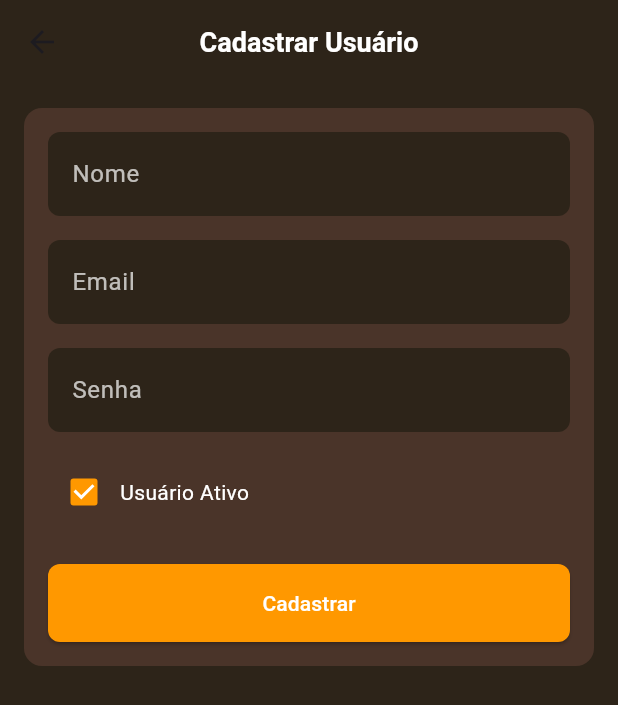
After one commit to andersonf007/PedeAi-ERP, a Flutter app: the ListUsuarioPage screen opened by its route, after a tap on the "add" icon, on a phone screen of 412 x 824 dp. The commit adds this screen. Shown: the top 705 px of the screen. Run offline on Flutter 3.47's test engine with Material 3 defaults, Android fonts, the phone set to English and light mode, and no system bars; our stand-ins replace flutter_login, image_picker, shared_preferences, supabase_flutter; accounts and stored records are empty; network calls fail.

Commit message:
listando, adicionando e editando usuario

```diff
--- a/lib/app_widget.dart
+++ b/lib/app_widget.dart
@@ -1,10 +1,13 @@
 import 'package:flutter/material.dart';
 import 'package:flutter_localizations/flutter_localizations.dart';
+import 'package:pedeai/model/usuario.dart';
 import 'package:pedeai/view/home/home.dart';
 import 'package:pedeai/view/login/login.dart';
 import 'package:pedeai/view/login/selecionarEmpresa.dart';
 import 'package:pedeai/view/produto/cadastroProduto.dart';
 import 'package:pedeai/view/produto/listProdutos.dart';
+import 'package:pedeai/view/usuario/cadastroUsuario.dart';
+import 'package:pedeai/view/usuario/listUsuario.dart';
 
 class AppWidget extends StatelessWidget {
   const AppWidget({super.key});
@@ -26,6 +29,11 @@ class AppWidget extends StatelessWidget {
           final args = ModalRoute.of(context)?.settings.arguments as int?;
           return CadastroProdutoPage(produtoId: args);
         },
+        '/listUsuarios': (context) => ListUsuarioPage(),
+        '/cadastro-usuario': (context) {
+          final args = ModalRoute.of(context)?.settings.arguments as Usuario?;
+          return CadastroUsuarioPage(usuario: args);
+        },
       },
     );
   }
--- a/lib/controller/usuarioController.dart
+++ b/lib/controller/usuarioController.dart
@@ -1,10 +1,19 @@
 import 'package:flutter_login/flutter_login.dart';
 import 'package:pedeai/controller/authService.dart';
+import 'package:pedeai/controller/databaseService.dart';
+import 'package:pedeai/controller/empresaController.dart';
+import 'package:pedeai/model/empresa.dart';
+import 'package:pedeai/model/usuario.dart';
+import 'package:pedeai/script/scriptUsuario.dart';
 import 'package:shared_preferences/shared_preferences.dart';
+import 'package:supabase_flutter/supabase_flutter.dart';
 
 class Usuariocontroller {
   final AuthService _authService = AuthService();
   late SharedPreferences prefs;
+  final EmpresaController empresaController = EmpresaController();
+  ScriptUsuario script = ScriptUsuario();
+  final DatabaseService _databaseService = DatabaseService();
 
   Future<String?> buscarLogin(LoginData data) async {
     try {
@@ -25,4 +34,78 @@ class Usuariocontroller {
       return 'Erro ao fazer login: ${e.toString()}';
     }
   }
+
+  Future<List<Usuario>> listarUsuario() async {
+    try {
+      // Buscar dados da empresa
+      Empresa? empresa = await empresaController.getEmpresaFromSharedPreferences();
+
+      if (empresa == null) {
+        throw Exception('Dados da empresa não encontrados');
+      }
+
+      String query = script.listarUsuarios(empresa.id);
+      // Executar query
+      final response = await _databaseService.executeSqlListar(sql: query);
+
+      if (response.isEmpty) {
+        return [];
+      }
+
+      // Converter resposta para lista de usuários
+      List<Usuario> usuarios = response.map<Usuario>((item) {
+        return Usuario.fromJson(item);
+      }).toList();
+
+      return usuarios;
+    } catch (e) {
+      print('Erro ao listar usuários: $e');
+      return [];
+    }
+  }
+
+  Future<String?> verificarEmailSeExiste(String email) async {
+    try {
+      return _authService.emailJaExiste(email);
+    } catch (e) {
+      throw Exception('Erro ao verificar email: ${e.toString()}');
+    }
+  }
+
+  Future<AuthResponse> cadastrarUsuario(String email, String senha) async {
+    try {
+      return await _authService.signUp(email: email, password: senha);
+    } catch (e) {
+      throw Exception('Erro ao cadastrar usuário: ${e.toString()}');
+    }
+  }
+
+  Future<void> inserirUsuario(Map<String, dynamic> dados) async {
+    try {
+      await _databaseService.executeSql(script.scriptInsertUsuario(dados), schema: 'public');
+    } catch (e) {
+      throw Exception('Erro ao salvar usuário: ${e.toString()}');
+    }
+  }
+
+  Future<void> insertUsuarioDaEmpresa(Map<String, dynamic> dados) async {
+    try {
+      Empresa? empresa = await empresaController.getEmpresaFromSharedPreferences();
+      if (empresa == null) {
+        throw Exception('Dados da empresa não encontrados');
+      }
+      dados['id_empresa'] = empresa!.id;
+      await _databaseService.executeSql(script.scriptInsertUsuarioDaEmpresa(dados), schema: 'public');
+    } catch (e) {
+      throw Exception('Erro ao salvar usuário: ${e.toString()}');
+    }
+  }
+
+  Future<void> atualizarUsuario(Map<String, dynamic> dados) async {
+    try {
+      await _databaseService.executeSql(script.scriptAtualizarUsuario(dados), schema: 'public');
+    } catch (e) {
+      throw Exception('Erro ao salvar usuário: ${e.toString()}');
+    }
+  }
 }
--- /dev/null
+++ b/lib/model/usuario.dart
@@ -0,0 +1,38 @@
+class Usuario {
+  final String uid;
+  final int id_empresa;
+  final bool ativo;
+  final String nome;
+  final String email;
+
+Usuario({
+  required this.uid,
+  required this.id_empresa,
+  required this.ativo,
+  required this.nome,
+  required this.email,
+});
+
+Map<String, dynamic> toJson() {
+    return {
+      'uid': uid,
+      'id_empresa': id_empresa,
+      'ativo': ativo,
+      'nome': nome,
+      'email': email,
+    };
+  }
+
+  factory Usuario.fromJson(Map<String, dynamic> json) {
+    return Usuario(
+      uid: json['uid_usuario'] ?? '',
+      id_empresa: json['id_empresa']?.toInt() ?? 0,
+      ativo: json['ativo'] ?? true,
+      nome: json['nome'] ?? '',
+      email: json['email'] ?? '',
+    );
+  }
+
+  // Método para formatar o nome
+  String get nomeFormatado => nome.isNotEmpty ? nome : 'Usuário sem nome';
+}
--- a/lib/view/home/home.dart
+++ b/lib/view/home/home.dart
@@ -254,6 +254,8 @@ class _HomePageState extends State<HomePage> {
         });
         if (index == 2) {
           Navigator.of(context).pushNamed('/listProdutos', arguments: null);
+        } else if (index == 4) {
+          Navigator.of(context).pushNamed('/listUsuarios', arguments: null);
         }
       },
       items: [
@@ -261,7 +263,7 @@ class _HomePageState extends State<HomePage> {
         BottomNavigationBarItem(icon: Icon(Icons.shopping_cart), label: 'Vendas'),
         BottomNavigationBarItem(icon: Icon(Icons.inventory), label: 'Produtos'),
         BottomNavigationBarItem(icon: Icon(Icons.bar_chart), label: 'Estoque'),
-        BottomNavigationBarItem(icon: Icon(Icons.person), label: 'Perfil'),
+        BottomNavigationBarItem(icon: Icon(Icons.person), label: 'Usuários'),
       ],
     );
   }
--- a/lib/view/produto/cadastroProduto.dart
+++ b/lib/view/produto/cadastroProduto.dart
@@ -12,7 +12,7 @@ import 'package:pedeai/model/produto.dart';
 import 'package:pedeai/model/unidade.dart';
 
 class CadastroProdutoPage extends StatefulWidget {
-  final int? produtoId; // Null para cadastro, preenchido para edição
+  final int? produtoId;
 
   const CadastroProdutoPage({Key? key, this.produtoId}) : super(key: key);
 
--- /dev/null
+++ b/lib/view/usuario/cadastroUsuario.dart
@@ -0,0 +1,175 @@
+import 'package:flutter/material.dart';
+import 'package:pedeai/controller/usuarioController.dart';
+import 'package:pedeai/model/usuario.dart';
+import 'package:pedeai/script/scriptUsuario.dart';
+import 'package:pedeai/controller/databaseService.dart';
+
+class CadastroUsuarioPage extends StatefulWidget {
+  final Usuario? usuario;
+
+  CadastroUsuarioPage({Key? key, this.usuario}) : super(key: key);
+
+  @override
+  _CadastroUsuarioPageState createState() => _CadastroUsuarioPageState();
+}
+
+class _CadastroUsuarioPageState extends State<CadastroUsuarioPage> {
+  final Usuariocontroller usuariocontroller = Usuariocontroller();
+  final DatabaseService databaseService = DatabaseService();
+  final ScriptUsuario scriptUsuario = ScriptUsuario();
+
+  final TextEditingController _nomeUsuarioController = TextEditingController();
+  final TextEditingController _emailUsuarioController = TextEditingController();
+  final TextEditingController _senhaController = TextEditingController();
+  bool _ativo = true;
+  String? _uidUsuario;
+  bool _isEdicao = false;
+
+  @override
+  void didChangeDependencies() {
+    super.didChangeDependencies();
+    if (widget.usuario != null) {
+      _isEdicao = true;
+      _uidUsuario = widget.usuario!.uid;
+      _nomeUsuarioController.text = widget.usuario!.nome ?? '';
+      _emailUsuarioController.text = widget.usuario!.email ?? '';
+      _ativo = widget.usuario!.ativo ?? true;
+    }
+  }
+
+  void _mostrarMensagem(String msg, Color cor) {
+    ScaffoldMessenger.of(context).showSnackBar(SnackBar(content: Text(msg), backgroundColor: cor));
+  }
+
+  Future<void> _salvarUsuario() async {
+    try {
+      String uidUsuarioCadastrado = '';
+      if (!_isEdicao) {
+        final emailExists = await usuariocontroller.verificarEmailSeExiste(_emailUsuarioController.text);
+        if (emailExists != null) {
+          uidUsuarioCadastrado = emailExists;
+        } else {
+          final response = await usuariocontroller.cadastrarUsuario(_emailUsuarioController.text, _senhaController.text);
+          if (response.user == null) {
+            _mostrarMensagem('Erro ao cadastrar usuário', Colors.red);
+            return;
+          }
+          uidUsuarioCadastrado = response.user!.id;
+        }
+
+        if (emailExists == null) {
+          await usuariocontroller.inserirUsuario({'nome': _nomeUsuarioController.text.trim(), 'email': _emailUsuarioController.text.trim(), 'uid': uidUsuarioCadastrado, 'is_admin': true});
+        }
+        await usuariocontroller.insertUsuarioDaEmpresa({'uid': uidUsuarioCadastrado});
+
+        _mostrarMensagem('Usuário cadastrado com sucesso!', Colors.green);
+        Navigator.pop(context);
+      } else {
+        // Atualiza os dados do usuário (exceto email)
+        await _alterarUsuario();
+        _mostrarMensagem('Usuário alterado com sucesso!', Colors.green);
+        Navigator.pop(context);
+      }
+    } catch (e) {
+      _mostrarMensagem('Erro: $e', Colors.red);
+    }
+  }
+
+  Future<void> _alterarUsuario() async {
+    await usuariocontroller.atualizarUsuario({'uid': _uidUsuario, 'nome': _nomeUsuarioController.text.trim(), 'ativo': _ativo});
+  }
+
+  @override
+  Widget build(BuildContext context) {
+    return Scaffold(
+      backgroundColor: Color(0xFF2D2419),
+      appBar: AppBar(
+        backgroundColor: Color(0xFF2D2419),
+        centerTitle: true,
+        title: Text(
+          _isEdicao ? 'Editar Usuário' : 'Cadastrar Usuário',
+          style: TextStyle(color: Colors.white, fontSize: 18, fontWeight: FontWeight.bold),
+        ),
+        elevation: 0,
+      ),
+      body: Padding(
+        padding: const EdgeInsets.all(16.0),
+        child: Container(
+          decoration: BoxDecoration(color: Color(0xFF4A3429), borderRadius: BorderRadius.circular(12)),
+          padding: EdgeInsets.all(16),
+          child: Column(
+            mainAxisSize: MainAxisSize.min,
+            children: [
+              TextField(
+                controller: _nomeUsuarioController,
+                decoration: InputDecoration(
+                  labelText: 'Nome',
+                  labelStyle: TextStyle(color: Colors.white70),
+                  filled: true,
+                  fillColor: Color(0xFF2D2419),
+                  border: OutlineInputBorder(borderRadius: BorderRadius.circular(8), borderSide: BorderSide.none),
+                ),
+                style: TextStyle(color: Colors.white),
+              ),
+              SizedBox(height: 16),
+              TextField(
+                controller: _emailUsuarioController,
+                decoration: InputDecoration(
+                  labelText: 'Email',
+                  labelStyle: TextStyle(color: Colors.white70),
+                  filled: true,
+                  fillColor: Color(0xFF2D2419),
+                  border: OutlineInputBorder(borderRadius: BorderRadius.circular(8), borderSide: BorderSide.none),
+                ),
+                style: TextStyle(color: Colors.white),
+                enabled: !_isEdicao,
+              ),
+              if (!_isEdicao) SizedBox(height: 16),
+              if (!_isEdicao)
+                TextField(
+                  controller: _senhaController,
+                  decoration: InputDecoration(
+                    labelText: 'Senha',
+                    labelStyle: TextStyle(color: Colors.white70),
+                    filled: true,
+                    fillColor: Color(0xFF2D2419),
+                    border: OutlineInputBorder(borderRadius: BorderRadius.circular(8), borderSide: BorderSide.none),
+                  ),
+                  style: TextStyle(color: Colors.white),
+                  obscureText: true,
+                ),
+              SizedBox(height: 16),
+              Row(
+                children: [
+                  Checkbox(
+                    value: _ativo,
+                    onChanged: (value) {
+                      setState(() {
+                        _ativo = value ?? true;
+                      });
+                    },
+                    activeColor: Colors.orange,
+                  ),
+                  Text('Usuário Ativo', style: TextStyle(color: Colors.white)),
+                ],
+              ),
+              SizedBox(height: 24),
+              SizedBox(
+                width: double.infinity,
+                child: ElevatedButton(
+                  onPressed: _salvarUsuario,
+                  child: Text(_isEdicao ? 'Salvar Alterações' : 'Cadastrar', style: TextStyle(color: Colors.white)),
+                  style: ElevatedButton.styleFrom(
+                    backgroundColor: Colors.orange,
+                    padding: EdgeInsets.symmetric(vertical: 16),
+                    shape: RoundedRectangleBorder(borderRadius: BorderRadius.circular(8)),
+                  ),
+                ),
+              ),
+            ],
+          ),
+        ),
+      ),
+    );
+  }
+}
--- /dev/null
+++ b/lib/view/usuario/listUsuario.dart
@@ -0,0 +1,115 @@
+import 'package:flutter/material.dart';
+import 'package:pedeai/controller/usuarioController.dart';
+import 'package:pedeai/model/usuario.dart';
+import 'cadastroUsuario.dart';
+
+class ListUsuarioPage extends StatefulWidget {
+  @override
+  _ListUsuarioPageState createState() => _ListUsuarioPageState();
+}
+
+class _ListUsuarioPageState extends State<ListUsuarioPage> {
+  final Usuariocontroller usuariocontroller = Usuariocontroller();
+  List<Usuario> _usuarios = [];
+  bool _isLoading = true;
+
+  @override
+  void initState() {
+    super.initState();
+    _carregarUsuarios();
+  }
+
+  Future<void> _carregarUsuarios() async {
+    setState(() => _isLoading = true);
+    final usuarios = await usuariocontroller.listarUsuario();
+    setState(() {
+      _usuarios = usuarios;
+      _isLoading = false;
+    });
+  }
+
+  void _abrirCadastroUsuario([Usuario? usuario]) async {
+    await Navigator.of(context).pushNamed('/cadastro-usuario', arguments: usuario);
+    _carregarUsuarios();
+  }
+
+  @override
+  Widget build(BuildContext context) {
+    return Scaffold(
+      backgroundColor: Color(0xFF2D2419),
+      appBar: AppBar(
+        backgroundColor: Color(0xFF2D2419),
+        centerTitle: true,
+        title: Text(
+          'Usuários',
+          style: TextStyle(color: Colors.white, fontSize: 18, fontWeight: FontWeight.bold),
+        ),
+        elevation: 0,
+      ),
+      body: _isLoading
+          ? Center(child: CircularProgressIndicator(valueColor: AlwaysStoppedAnimation<Color>(Colors.orange)))
+          : _usuarios.isEmpty
+          ? Center(
+              child: Column(
+                mainAxisAlignment: MainAxisAlignment.center,
+                children: [
+                  Icon(Icons.person_outline, color: Colors.white54, size: 64),
+                  SizedBox(height: 16),
+                  Text('Nenhum usuário encontrado', style: TextStyle(color: Colors.white54, fontSize: 16)),
+                ],
+              ),
+            )
+          : ListView.builder(
+              padding: EdgeInsets.symmetric(horizontal: 16, vertical: 8),
+              itemCount: _usuarios.length,
+              itemBuilder: (context, index) {
+                final usuario = _usuarios[index];
+                return Container(
+                  margin: EdgeInsets.only(bottom: 12),
+                  padding: EdgeInsets.all(16),
+                  decoration: BoxDecoration(color: Color(0xFF4A3429), borderRadius: BorderRadius.circular(8)),
+                  child: Row(
+                    children: [
+                      Container(
+                        width: 48,
+                        height: 48,
+                        decoration: BoxDecoration(color: Color(0xFF2D2419), borderRadius: BorderRadius.circular(8)),
+                        child: Icon(Icons.person, color: Colors.orange, size: 28),
+                      ),
+                      SizedBox(width: 16),
+                      Expanded(
+                        child: Column(
+                          crossAxisAlignment: CrossAxisAlignment.start,
+                          children: [
+                            Text(
+                              usuario.nome ?? '',
+                              style: TextStyle(color: Colors.white, fontWeight: FontWeight.bold, fontSize: 14),
+                            ),
+                            SizedBox(height: 4),
+                            Text(usuario.email ?? '', style: TextStyle(color: Colors.white70, fontSize: 12)),
+                          ],
+                        ),
+                      ),
+                      Container(
+                        padding: EdgeInsets.symmetric(horizontal: 8, vertical: 4),
+                        decoration: BoxDecoration(color: usuario.ativo == true ? Colors.green : Colors.red, borderRadius: BorderRadius.circular(12)),
+                        child: Text(
+                          usuario.ativo == true ? 'Ativo' : 'Inativo',
+                          style: TextStyle(color: Colors.white, fontSize: 10, fontWeight: FontWeight.bold),
+                        ),
+                      ),
+                      SizedBox(width: 8),
+                      IconButton(icon: Icon(Icons.edit, color: Colors.orange, size: 20), onPressed: () => _abrirCadastroUsuario(usuario)),
+                    ],
+                  ),
+                );
+              },
+            ),
+      floatingActionButton: FloatingActionButton(
+        onPressed: () => _abrirCadastroUsuario(),
+        child: Icon(Icons.add, color: Colors.white),
+        backgroundColor: Colors.orange,
+      ),
+    );
+  }
+}
```
Also changed, not shown: lib/script/scriptUsuario.dart (added, +39 -0 lines).
